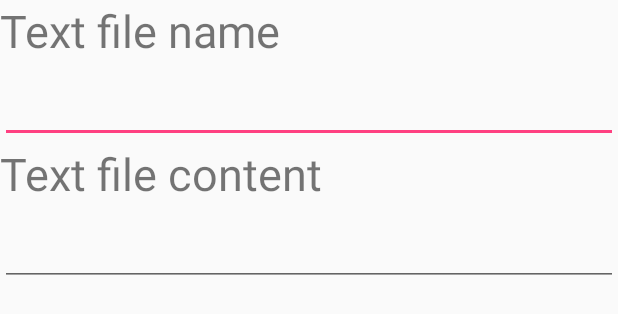
After one commit to dalley8626/Software-Engineering-Studio-Assessment, an Android app: the layout dialog_customize.xml on its own in the app's theme, with its tools: preview values and no code run, on a phone screen of 412 x 824 dp. The commit adds this screen. Shown: the top 314 px of the screen. Run offline under Robolectric (Android 15) with nearby library versions, the light colour scheme and no system bars.

Commit message:
added ability to add outside files to app

```diff
--- a/DocComm/app/src/main/res/layout/activity_user_activty.xml
+++ b/DocComm/app/src/main/res/layout/activity_user_activty.xml
@@ -41,6 +41,12 @@
             android:text="View Data Packet" />
 
         <Button
+            android:id="@+id/startUpload"
+            android:layout_width="match_parent"
+            android:layout_height="wrap_content"
+            android:text="Upload File" />
+
+        <Button
             android:id="@+id/button"
             android:layout_width="match_parent"
             android:layout_height="wrap_content"
--- /dev/null
+++ b/DocComm/app/src/main/res/layout/dialog_customize.xml
@@ -0,0 +1,38 @@
+<?xml version="1.0" encoding="utf-8"?>
+<android.support.constraint.ConstraintLayout
+    xmlns:android="http://schemas.android.com/apk/res/android"
+    xmlns:tools="http://schemas.android.com/tools"
+    android:layout_width="match_parent"
+    android:layout_height="match_parent">
+
+    <LinearLayout xmlns:android="http://schemas.android.com/apk/res/android"
+        android:orientation="vertical"
+        android:layout_width="match_parent"
+        android:layout_height="match_parent">
+
+        <TextView
+            android:layout_width="match_parent"
+            android:layout_height="50dp"
+            android:layout_gravity="center_horizontal"
+            android:text="Text file name"
+            android:textSize="30sp" />
+        <EditText
+            android:id="@+id/textFileTiltle"
+            android:layout_width="match_parent"
+            android:layout_height="wrap_content" />
+
+        <TextView
+            android:layout_width="match_parent"
+            android:layout_height="50dp"
+            android:layout_gravity="center_horizontal"
+            android:text="Text file content"
+            android:textSize="30sp" />
+
+        <EditText
+            android:id="@+id/textFileContent"
+            android:layout_width="match_parent"
+            android:layout_height="wrap_content"
+            />
+    </LinearLayout>
+
+</android.support.constraint.ConstraintLayout>
```
Also changed, not shown: DocComm/app/src/main/java/au/edu/uts/doccomm/SupplementaryFilesActivity.java (added, +147 -0 lines), DocComm/app/src/main/java/au/edu/uts/doccomm/UserActivty.java (+12 -0 lines), DocComm/app/src/main/res/layout/activity_supplementary_files.xml (added, +47 -0 lines).
